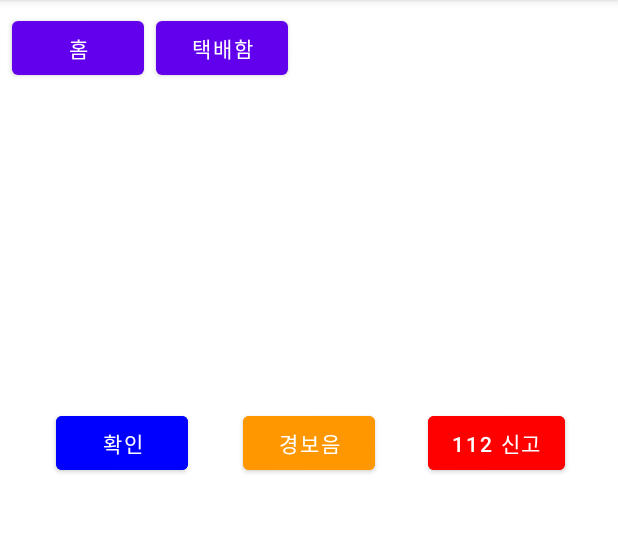
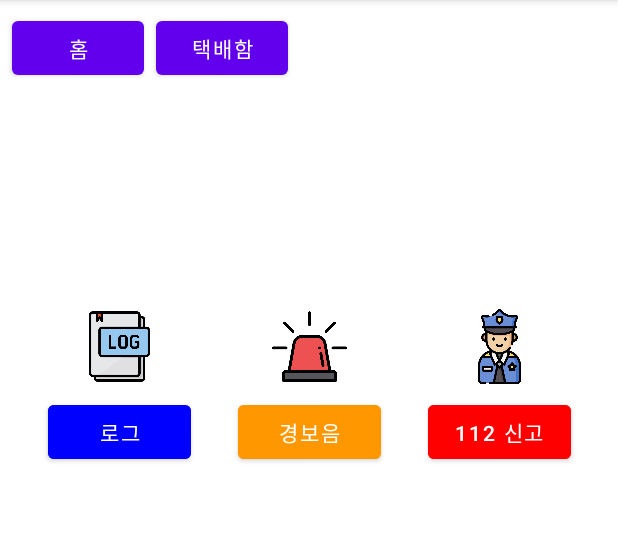
Before and after one commit to hongjy127/LockStop, an Android app: the DoorLockActivity screen opened directly, with no data from a screen before it, on a phone screen of 412 x 824 dp, the part 84-617 px from its top. Run offline under Robolectric (Android 15) with nearby library versions, the phone set to English and light mode, and no system bars; libraries missing offline, so code that uses them is left out: com.example.mylib.

Commit message:
edit android button

```diff
--- a/LockStop/app/src/main/res/layout/activity_door_lock.xml
+++ b/LockStop/app/src/main/res/layout/activity_door_lock.xml
@@ -11,63 +11,53 @@
         android:layout_width="wrap_content"
         android:layout_height="wrap_content"
         android:layout_marginStart="8dp"
-        android:layout_marginTop="32dp"
+        android:layout_marginTop="8dp"
         android:layout_marginEnd="8dp"
+        android:layout_marginBottom="8dp"
+        app:layout_constraintBottom_toTopOf="@+id/imageView4"
         app:layout_constraintEnd_toEndOf="parent"
         app:layout_constraintHorizontal_bias="0.498"
         app:layout_constraintStart_toStartOf="parent"
         app:layout_constraintTop_toBottomOf="@+id/btnCJ" />
 
-    <ImageView
-        android:id="@+id/DoorView"
-        android:layout_width="wrap_content"
+    <Button
+        android:id="@+id/btnOK"
+        android:layout_width="95dp"
         android:layout_height="wrap_content"
         android:layout_marginStart="8dp"
-        android:layout_marginTop="64dp"
-        android:layout_marginEnd="8dp"
-        app:layout_constraintEnd_toEndOf="parent"
-        app:layout_constraintStart_toStartOf="parent"
-        app:layout_constraintTop_toBottomOf="@+id/txtDoor"
-        tools:srcCompat="@tools:sample/avatars" />
-
-    <Button
-        android:id="@+id/btnOK"
-        android:layout_width="wrap_content"
-        android:layout_height="wrap_content"
-        android:layout_marginStart="8dp"
-        android:layout_marginTop="100dp"
+        android:layout_marginTop="8dp"
         android:layout_marginEnd="8dp"
         android:backgroundTint="#0000FF"
-        android:text="확인"
+        android:text="로그"
         app:layout_constraintEnd_toStartOf="@+id/btnAlarm"
         app:layout_constraintStart_toStartOf="parent"
-        app:layout_constraintTop_toBottomOf="@+id/DoorView" />
+        app:layout_constraintTop_toBottomOf="@+id/imageView5" />
 
     <Button
         android:id="@+id/btnAlarm"
-        android:layout_width="wrap_content"
+        android:layout_width="95dp"
         android:layout_height="wrap_content"
         android:layout_marginStart="8dp"
-        android:layout_marginTop="100dp"
+        android:layout_marginTop="8dp"
         android:layout_marginEnd="8dp"
         android:backgroundTint="#FF9800"
         android:text="경보음"
         app:layout_constraintEnd_toEndOf="parent"
         app:layout_constraintStart_toStartOf="parent"
-        app:layout_constraintTop_toBottomOf="@+id/DoorView" />
+        app:layout_constraintTop_toBottomOf="@+id/imageView4" />
 
     <Button
         android:id="@+id/btnCall"
-        android:layout_width="wrap_content"
+        android:layout_width="95dp"
         android:layout_height="wrap_content"
         android:layout_marginStart="8dp"
-        android:layout_marginTop="100dp"
+        android:layout_marginTop="8dp"
         android:layout_marginEnd="8dp"
         android:backgroundTint="#FF0000"
         android:text="112 신고"
         app:layout_constraintEnd_toEndOf="parent"
         app:layout_constraintStart_toEndOf="@+id/btnAlarm"
-        app:layout_constraintTop_toBottomOf="@+id/DoorView" />
+        app:layout_constraintTop_toBottomOf="@+id/imageView3" />
 
     <Button
         android:id="@+id/btnHome"
@@ -88,4 +78,46 @@
         android:text="택배함"
         app:layout_constraintStart_toEndOf="@+id/btnHome"
         app:layout_constraintTop_toTopOf="parent" />
+
+    <ImageView
+        android:id="@+id/imageView3"
+        android:layout_width="95dp"
+        android:layout_height="50dp"
+        android:layout_marginStart="8dp"
+        android:layout_marginTop="150dp"
+        android:layout_marginEnd="8dp"
+        android:layout_marginBottom="8dp"
+        app:layout_constraintBottom_toTopOf="@+id/btnCall"
+        app:layout_constraintEnd_toEndOf="parent"
+        app:layout_constraintStart_toEndOf="@+id/imageView4"
+        app:layout_constraintTop_toBottomOf="@+id/btnCJ"
+        app:srcCompat="@drawable/police" />
+
+    <ImageView
+        android:id="@+id/imageView4"
+        android:layout_width="95dp"
+        android:layout_height="50dp"
+        android:layout_marginStart="8dp"
+        android:layout_marginTop="150dp"
+        android:layout_marginEnd="8dp"
+        android:layout_marginBottom="8dp"
+        app:layout_constraintBottom_toTopOf="@+id/btnAlarm"
+        app:layout_constraintEnd_toEndOf="parent"
+        app:layout_constraintStart_toStartOf="parent"
+        app:layout_constraintTop_toBottomOf="@+id/btnCJ"
+        app:srcCompat="@drawable/siren" />
+
+    <ImageView
+        android:id="@+id/imageView5"
+        android:layout_width="95dp"
+        android:layout_height="50dp"
+        android:layout_marginStart="8dp"
+        android:layout_marginTop="150dp"
+        android:layout_marginEnd="8dp"
+        android:layout_marginBottom="8dp"
+        app:layout_constraintBottom_toTopOf="@+id/btnOK"
+        app:layout_constraintEnd_toStartOf="@+id/imageView4"
+        app:layout_constraintStart_toStartOf="parent"
+        app:layout_constraintTop_toBottomOf="@+id/btnCJ"
+        app:srcCompat="@drawable/log" />
 </androidx.constraintlayout.widget.ConstraintLayout>
```
Also changed, not shown: LockStop/app/src/main/res/layout/activity_c_j.xml (+56 -31 lines), LockStop/app/src/main/res/layout/activity_main.xml (+4 -4 lines), LockStop/app/src/main/res/drawable/police.png (added), LockStop/app/src/main/res/drawable/siren.png (added).
